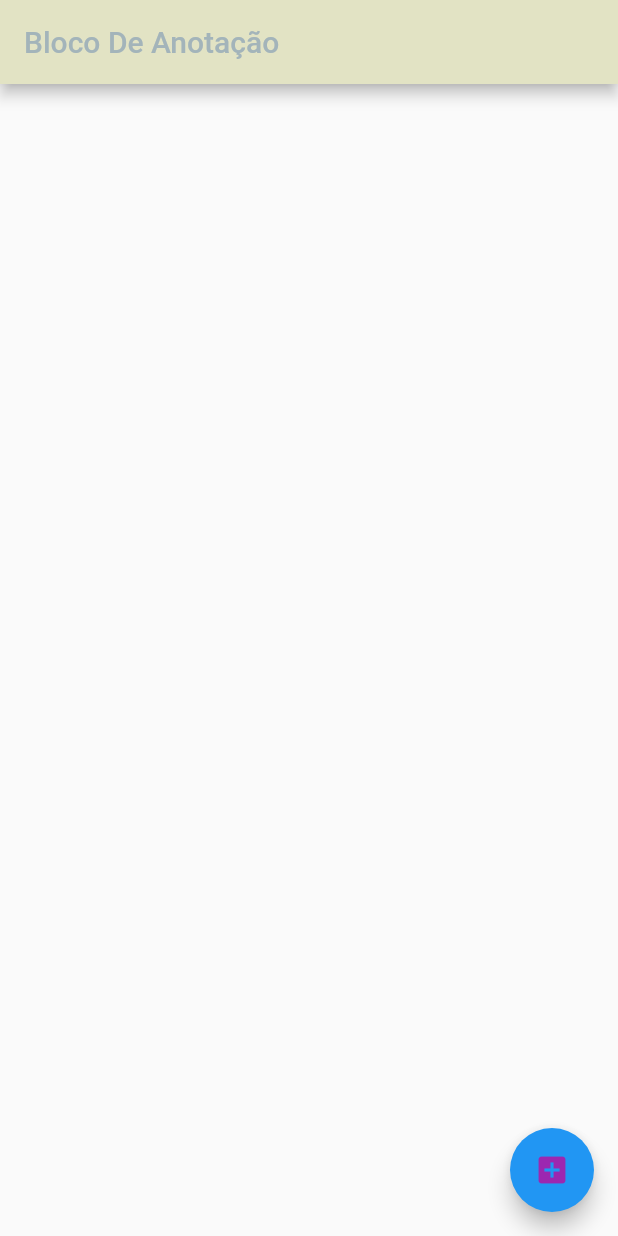
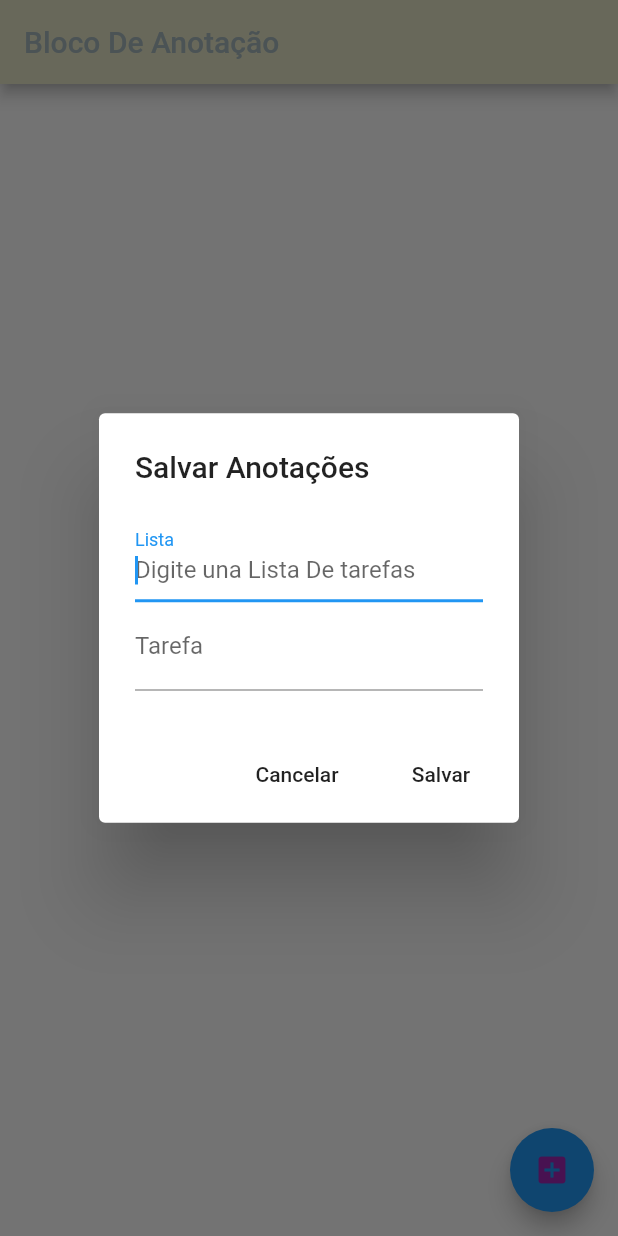
Before and after one commit to nevitonviana/Bloco-De-Tarefas-com-Flutter, a Flutter app: the screen it shows after launch, after a tap on the "add box" icon, on a phone screen of 412 x 824 dp. Run offline on Flutter 3.47's test engine with Material 2 defaults, Android fonts, the phone set to English and light mode, and no system bars; our stand-ins replace sqflite; accounts and stored records are empty.

Commit message:
ja esta em funcionamento a paste de (salvar, excluir, recupera e atualizar) no banco de dados Sqlite, a fução que esta em funcionamento e Lista

```diff
--- a/lib/Banco_Dados/Banco_De_Dados.dart
+++ b/lib/Banco_Dados/Banco_De_Dados.dart
@@ -1,10 +1,11 @@
 import 'package:bloco_de_anotacao/Banco_Dados/Listas.dart';
+import 'package:bloco_de_anotacao/Banco_Dados/Tarefa.dart';
 import 'package:sqflite/sqflite.dart';
 import 'package:path/path.dart';
 
 class BancoDados {
   static final String nomeTebelaPrincipal = "lista";
-  static final String nomeTabelasecundaria = "anotacao";
+  static final String nomeTabelasecundaria = "tarefa";
   static final BancoDados _bancodedados = BancoDados._internal();
   Database _database;
 
@@ -36,35 +37,58 @@ class BancoDados {
     final caminhoBancoDados = await getDatabasesPath();
     final localBancoDados = join(caminhoBancoDados, "db_anotacoes.db");
     var db =
-    await openDatabase(localBancoDados, version: 1, onCreate: _onCreate);
+        await openDatabase(localBancoDados, version: 1, onCreate: _onCreate);
     return db;
   }
 
-  Future<int> SalvarAnotacao(Lista anotacao) async {
+  Future<int> SalvarLista(Lista lista) async {
     var bancoDados = await db;
-    int id = await bancoDados.insert(nomeTebelaPrincipal, anotacao.toMap());
+    int id = await bancoDados.insert(nomeTebelaPrincipal, lista.toMap());
     return id;
   }
 
-  recuoeraAnotacao() async {
+  Future<int> SalvarTarefas(Tarefa tarefa) async {
+    var bancodados = await db;
+    int id = await bancodados.insert(nomeTabelasecundaria, tarefa.toMap());
+    return id;
+  }
+
+  RecuperaListas() async {
     var bancoDados = await db;
     String sql = "SELECT * FROM $nomeTebelaPrincipal ORDER BY data DESC";
     List anotacao = await bancoDados.rawQuery(sql);
     return anotacao;
   }
 
-  Future<int> atualizarAnotcao(Lista anotacao) async {
-    var bancodados = await db;
-    return await bancodados.update(nomeTebelaPrincipal, anotacao.toMap(),
-        where: "id = ?", whereArgs: [anotacao.id]);
+  RecuperaTarefas(int id) async {
+    var bancoDados = await db;
+    String sql =
+        "SELECT * FROM $nomeTabelasecundaria WHERE id_lista = $id ORDER BY data DESC";
+    List tarefa = await bancoDados.rawQuery(sql);
+    return tarefa;
   }
 
-  Future<int> excluirDados(int id) async {
+  Future<int> AtualizandoLista(Lista lista) async {
+    var bancodados = await db;
+    return await bancodados.update(nomeTebelaPrincipal, lista.toMap(),
+        where: "id = ?", whereArgs: [lista.id]);
+  }
+
+  Future<int> AtualizarTarefa(Tarefa tarefa) async {
     var bancoDados = await db;
-    return await bancoDados.delete(
-        nomeTebelaPrincipal,
-        where: "id = ?",
-        whereArgs: [id]
-    );
+    return await bancoDados.update(nomeTabelasecundaria, tarefa.toMap(),
+        where: "id = ?", whereArgs: [tarefa.id]);
+  }
+
+  Future<int> ExcluindoLista(int id) async {
+    var bancoDados = await db;
+    return await bancoDados
+        .delete(nomeTebelaPrincipal, where: "id = ?", whereArgs: [id]);
+  }
+
+  Future<int> ExcluindoTarefas(int id) async {
+    var bancoDados = await db;
+    return await bancoDados
+        .delete(nomeTabelasecundaria, where: "id = ?", whereArgs: [id]);
   }
 }
--- /dev/null
+++ b/lib/Banco_Dados/Tarefa.dart
@@ -0,0 +1,27 @@
+class Tarefa{
+ int id;
+ int id_Lista;
+ String tarefa;
+ String data;
+
+ Tarefa(this.id_Lista, this.tarefa,this.data);
+
+ Tarefa.froMap(Map map){
+   this.id = map["id"];
+   this.id_Lista = map["id_lista"];
+   this.tarefa = map["tarefa"];
+   this.data = map["data"];
+ }
+ Map toMap(){
+   Map<String, dynamic>map={
+     "id_lista":this.id_Lista,
+     "tarefa":this.tarefa,
+     "data":this.data
+   };
+   if(this.id != null){
+     map["id"] = this.id;
+   }
+   return map;
+ }
+
+}
--- /dev/null
+++ b/lib/ExecucaoDoSQL.dart
@@ -0,0 +1 @@
+class Sql {}
--- a/lib/Exibir_card_List.dart
+++ b/lib/Exibir_card_List.dart
@@ -0,0 +1 @@
+class Exibir {}
--- a/lib/Home.dart
+++ b/lib/Home.dart
@@ -1,6 +1,5 @@
 import 'package:bloco_de_anotacao/Banco_Dados/Banco_De_Dados.dart';
 import 'package:bloco_de_anotacao/Banco_Dados/Listas.dart';
-
 import 'package:flutter/material.dart';
 
 class Home extends StatefulWidget {
@@ -13,47 +12,100 @@ class _State extends State<Home> {
   List<Lista> _lista = List();
   TextEditingController _controllerLista = TextEditingController();
   TextEditingController _controllerTarefas = TextEditingController();
-  bool a = true;
+
   var _db = BancoDados();
 
-
-
-
+  Exibir_e_Atualizar_Lista({Lista lista}) {
+    String textSalvar_Atualizar;
+    if (lista == null) {
+      _controllerLista.clear();
+      _controllerLista.clear();
+      textSalvar_Atualizar = "Salvar";
+    } else {
+      _controllerLista.text = lista.titulo;
+      textSalvar_Atualizar = "Atualizar";
+    }
+    showDialog(
+        context: context,
+        builder: (context) {
+          return AlertDialog(
+            title: Text("$textSalvar_Atualizar Anotações"),
+            content: Column(
+              mainAxisSize: MainAxisSize.min,
+              children: <Widget>[
+                TextField(
+                  controller: _controllerLista,
+                  autofocus: true,
+                  decoration: InputDecoration(
+                      labelText: "Lista",
+                      hintText: "Digite una Lista De tarefas"),
+                ),
+               if (lista == null)
+                  TextField(
+                    controller: _controllerTarefas,
+                    decoration: InputDecoration(
+                        labelText: "Tarefa",
+                        hintText: "Digite uma tarefa da Lista"),
+                  ),
+              ],
+            ),
+            actions: <Widget>[
+              FlatButton(
+                child: Text("Cancelar"),
+                onPressed: () => Navigator.pop(context),
+              ),
+              FlatButton(
+                child: Text(textSalvar_Atualizar),
+                onPressed: () {
+                  if(_controllerLista.text != ""){
+                    Salvar_E_Atualizar_DadosLista(list: lista);
+                    Navigator.pop(context);
+                  }
+                },
+              )
+            ],
+          );
+        });
+  }
 
   Salvar_E_Atualizar_DadosLista({Lista list}) async {
     String titulo = _controllerLista.text;
+    String tarefa = _controllerTarefas.text;
     if (list == null) {
       Lista lista = Lista(titulo, DateTime.now().toString());
-      int _resultado = await _db.SalvarAnotacao(lista);
+      int _resultado = await _db.SalvarLista(lista);
     } else {
       list.titulo = titulo;
       list.data = DateTime.now().toString();
-      int _resultado = await _db.atualizarAnotcao(list);
+      int _resultado = await _db.AtualizandoLista(list);
     }
+    _controllerTarefas.clear();
+    _controllerLista.clear();
     _recupera();
   }
 
-  _recupera()async{
-    List listaRecuperada = await _db.recuoeraAnotacao();
+  _recupera() async {
+    List listaRecuperada = await _db.RecuperaListas();
     List<Lista> listaTemporaria = List<Lista>();
     for (var item in listaRecuperada) {
       Lista lista = Lista.fromMap(item);
       listaTemporaria.add(lista);
     }
-
-
     setState(() {
-      print("aaaaaa  "+listaTemporaria.length.toString());
       _lista = listaTemporaria;
     });
+    listaTemporaria = null;
+  }
 
+  _RemoverLista(int id) async {
+    await _db.ExcluindoLista(id);
+    _recupera();
   }
 
   @override
   void initState() {
     super.initState();
     _recupera();
-
   }
 
   @override
@@ -74,18 +126,17 @@ class _State extends State<Home> {
               child: ListView.builder(
                   itemCount: _lista.length,
                   itemBuilder: (context, index) {
-                    final anotacao = _lista[index];
+                    final lista = _lista[index];
                     return Card(
                       child: ListTile(
-                        title: Text(anotacao.titulo),
+                        title: Text(lista.titulo),
                         trailing: Row(
                           mainAxisSize: MainAxisSize.min,
                           children: <Widget>[
                             GestureDetector(
                               onTap: () {
-                                _recupera();
+                                Exibir_e_Atualizar_Lista(lista: lista);
                               },
-
                               child: Padding(
                                 padding: EdgeInsets.only(right: 16),
                                 child: Icon(
@@ -102,7 +153,7 @@ class _State extends State<Home> {
                                         return AlertDialog(
                                           title: Text(
                                               "Tem certeza que deseja excluir?  " +
-                                                  anotacao.titulo),
+                                                  lista.titulo),
                                           actions: <Widget>[
                                             FlatButton(
                                                 onPressed: () =>
@@ -110,7 +161,7 @@ class _State extends State<Home> {
                                                 child: Text("Cancelar")),
                                             FlatButton(
                                                 onPressed: () {
-
+                                                  _RemoverLista(lista.id);
                                                   Navigator.pop(context);
                                                 },
                                                 child: Text("Excluir"))
@@ -137,7 +188,7 @@ class _State extends State<Home> {
         foregroundColor: Colors.purple,
         child: Icon(Icons.add_box),
         onPressed: () {
-      //    _Exibir_e_Atualizar_Lista();
+          Exibir_e_Atualizar_Lista();
         },
       ),
     );
```
Also changed, not shown: lib/Banco_Dados/Anotacao.dart (deleted), lib/ExcucaoDoSQL.dart (deleted), 4 other files.
